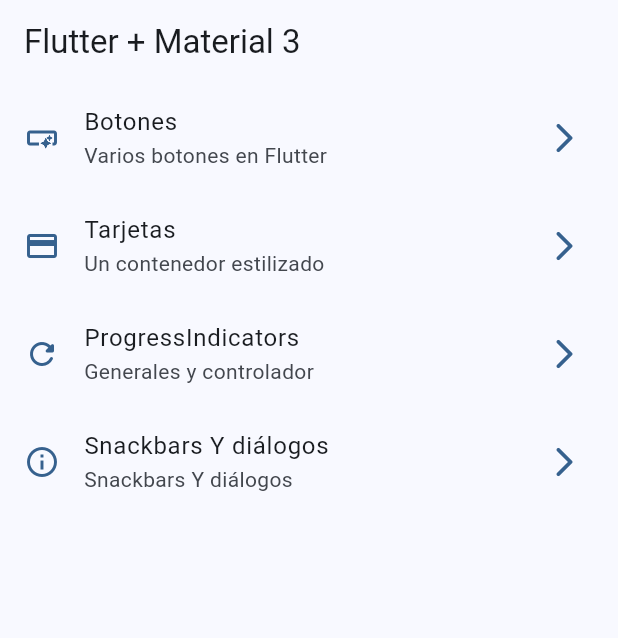
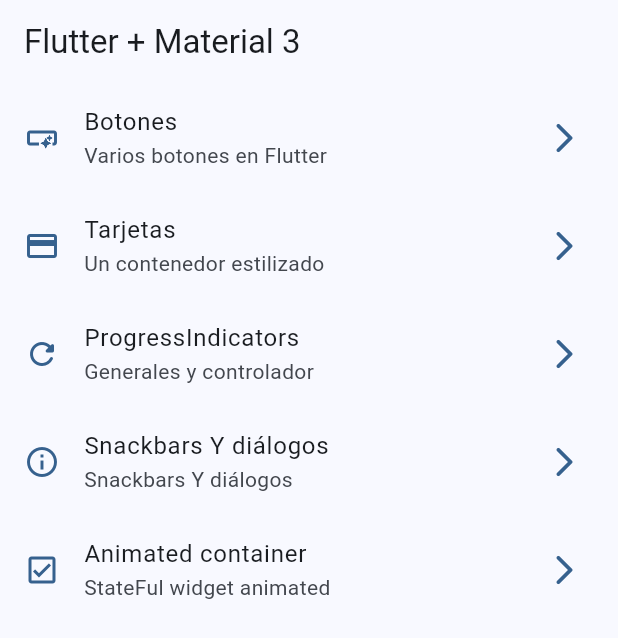
Before and after one commit to ortizjulian/widgets_app, a Flutter app: the screen it shows after launch, on a phone screen of 412 x 824 dp. Shown: the top 638 px of the screen. Run offline on Flutter 3.47's test engine with Material 3 defaults, Android fonts, the phone set to English and light mode, and no system bars; our stand-ins replace go_router.

Commit message:
animated container finished

```diff
--- a/lib/config/menu/menu_items.dart
+++ b/lib/config/menu/menu_items.dart
@@ -39,4 +39,10 @@ const appMenuTiems = <MenuItem>[
     link: '/snackbars',
     icon: Icons.info_outline,
   ),
+  MenuItem(
+    title: 'Animated container',
+    subtitle: 'StateFul widget animated',
+    link: '/animated',
+    icon: Icons.check_box_outlined,
+  ),
 ];
--- a/lib/config/router/app_router.dart
+++ b/lib/config/router/app_router.dart
@@ -28,5 +28,10 @@ final appRouter = GoRouter(
       name: SnackbarScreen.name,
       builder: (context, state) => const SnackbarScreen(),
     ),
+    GoRoute(
+      path: '/animated',
+      name: AnimatedScreen.name,
+      builder: (context, state) => const AnimatedScreen(),
+    ),
   ],
 );
```
Also changed, not shown: lib/presentation/screens/animated/animated_screen.dart (+48 -2 lines).
